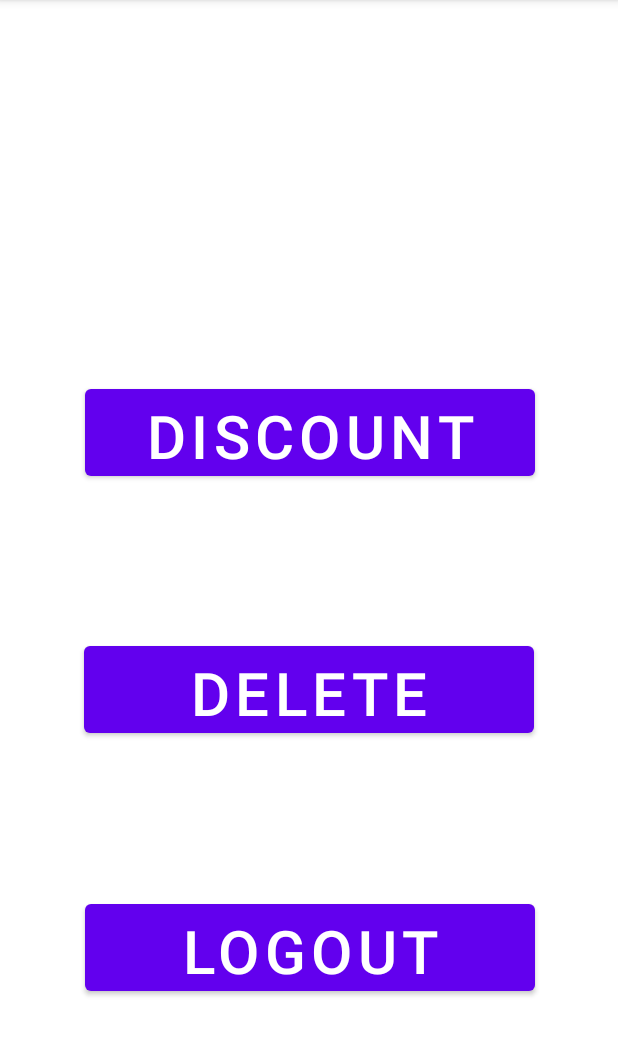
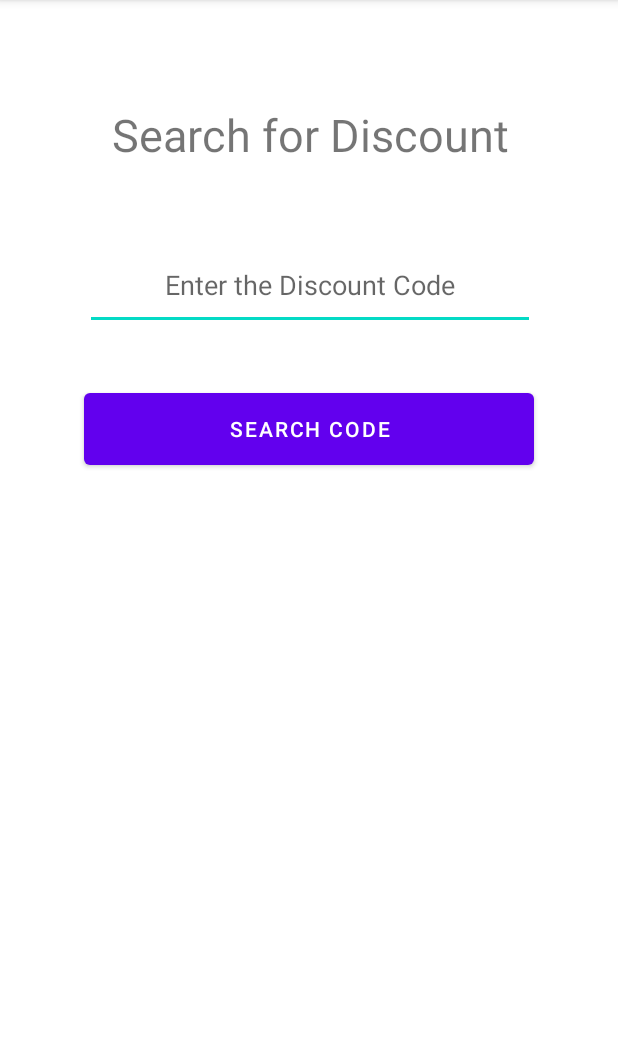
Before and after one commit to 9brian/Food, an Android app: the ProfilePage screen opened directly, with no data from a screen before it, after a tap on "DISCOUNT", on a phone screen of 412 x 824 dp, the part 84-1140 px from its top. Run offline under Robolectric (Android 15) with nearby library versions, the phone set to English and light mode, and no system bars; our stand-ins replace Room's generated code.

Commit message:
Rework Discounts & Predefined

```diff
--- a/app/src/main/AndroidManifest.xml
+++ b/app/src/main/AndroidManifest.xml
@@ -11,6 +11,9 @@
         android:supportsRtl="true"
         android:theme="@style/Theme.FoodFlash"
         tools:targetApi="31">
+        <activity
+            android:name=".DiscountActivity"
+            android:exported="false" />
         <activity
             android:name=".BrowseMenuActivity"
             android:exported="false" />
--- a/app/src/main/java/com/example/foodflash/DB/DiscountDAO.java
+++ b/app/src/main/java/com/example/foodflash/DB/DiscountDAO.java
@@ -3,9 +3,11 @@ package com.example.foodflash.DB;
 import androidx.room.Dao;
 import androidx.room.Delete;
 import androidx.room.Insert;
+import androidx.room.Query;
 import androidx.room.Update;
 
 import com.example.foodflash.Discount;
+import com.example.foodflash.Item;
 
 @Dao
 public interface DiscountDAO {
@@ -18,4 +20,7 @@ public interface DiscountDAO {
 
     @Delete
     void delete(Discount discount);
+
+    @Query("SELECT * FROM " + AppDataBase.DISCOUNT_TABLE + " WHERE mDiscountCode = :discountCode")
+    Discount getDiscountByCode(String discountCode);
 }
--- /dev/null
+++ b/app/src/main/java/com/example/foodflash/DiscountActivity.java
@@ -0,0 +1,98 @@
+package com.example.foodflash;
+
+import androidx.appcompat.app.AppCompatActivity;
+import androidx.room.Room;
+
+import android.content.Context;
+import android.content.Intent;
+import android.os.Bundle;
+import android.util.Log;
+import android.view.View;
+import android.widget.Button;
+import android.widget.EditText;
+import android.widget.TextView;
+
+import com.example.foodflash.DB.AppDataBase;
+import com.example.foodflash.DB.DiscountDAO;
+import com.example.foodflash.DB.UserDAO;
+import com.example.foodflash.databinding.ActivityDiscountBinding;
+
+public class DiscountActivity extends AppCompatActivity {
+    TextView discountTitlePage;
+    EditText discountSearch;
+    Button searchDiscountButton;
+    TextView resultSearch;
+    DiscountDAO mDiscountDAO;
+    UserDAO mUserDAO;
+    Discount mSpecificDiscount;
+    ActivityDiscountBinding binding;
+
+    @Override
+    protected void onCreate(Bundle savedInstanceState) {
+        super.onCreate(savedInstanceState);
+        setContentView(R.layout.activity_discount);
+
+        binding = ActivityDiscountBinding.inflate(getLayoutInflater());
+        setContentView(binding.getRoot());
+
+        discountTitlePage = binding.discountTitleTextview;
+        discountSearch = binding.discountCodeEdittext;
+        searchDiscountButton = binding.deleteItemFoundButton;
+        resultSearch = binding.displayDiscountSearchConfirmation;
+
+        mDiscountDAO = Room.databaseBuilder(this, AppDataBase.class, AppDataBase.DATABASE_NAME)
+                .allowMainThreadQueries().build().DiscountDAO();
+        mUserDAO = Room.databaseBuilder(this, AppDataBase.class, AppDataBase.DATABASE_NAME)
+                .allowMainThreadQueries().build().UserDAO();
+
+
+
+
+        searchDiscountButton.setOnClickListener(new View.OnClickListener() {
+            @Override
+            public void onClick(View view) {
+                String search = discountSearch.getText().toString();
+                Intent intent = getIntent();
+                String name = intent.getStringExtra("name");
+
+                User foundUser = mUserDAO.getUserByName(name);
+                Log.d("foundUser", foundUser.toString());
+
+//                Log.d("profile", name);
+                if(searchForDiscount(search)){
+                    mSpecificDiscount = mDiscountDAO.getDiscountByCode(search);
+                    resultSearch.setText(mSpecificDiscount.toString());
+
+                    int discountId = mSpecificDiscount.getDiscountId();
+                    foundUser.setDiscountId(discountId);
+
+                    mUserDAO.update(foundUser);
+
+                } else {
+                    resultSearch.setText("No discounts found!");
+                }
+            }
+        });
+
+        searchDiscountButton.setOnLongClickListener(new View.OnLongClickListener() {
+            @Override
+            public boolean onLongClick(View view) {
+                String search = discountSearch.getText().toString();
+                Discount newDiscount = new Discount(search, 0.5);
+                Log.d("tagging", "should work");
+                mDiscountDAO.insert(newDiscount);
+                return false;
+            }
+        });
+
+
+    }
+    private boolean searchForDiscount(String discountCode){
+//        mSpecificDiscount =
+        return mDiscountDAO.getDiscountByCode(discountCode) != null;
+    }
+    public static Intent getIntent(Context context){
+        Intent intent = new Intent(context, DiscountActivity.class);
+        return intent;
+    }
+}
--- a/app/src/main/java/com/example/foodflash/ProfilePage.java
+++ b/app/src/main/java/com/example/foodflash/ProfilePage.java
@@ -64,6 +64,14 @@ public class ProfilePage extends AppCompatActivity {
             @Override
             public void onClick(View view) {
 
+            //      https://www.geeksforgeeks.org/how-to-send-data-from-one-activity-to-second-activity-in-android/
+            //      Manual intent bc changing the function would break the activity
+
+                Intent intent =  new Intent(getApplicationContext(), DiscountActivity.class);
+                intent.putExtra("name", name);
+                startActivity(intent);
+//                Intent intent = DiscountActivity.getIntent(getApplicationContext());
+//                startActivity(intent);
             }
         });
 
--- a/app/src/main/java/com/example/foodflash/SignUpActivity.java
+++ b/app/src/main/java/com/example/foodflash/SignUpActivity.java
@@ -226,7 +226,7 @@ public class SignUpActivity extends AppCompatActivity {
     private void submitUserInfo(){
         String username = mUsername.getText().toString();
         String password = mPassword.getText().toString();
-        String discounter = "1";
+        int discounter = 1;
         boolean isAdmin = false;
 
         User user = new User(username, password, discounter, isAdmin);
@@ -237,7 +237,7 @@ public class SignUpActivity extends AppCompatActivity {
     private void submitAdminInfo(){
         String username = mUsername.getText().toString();
         String password = mPassword.getText().toString();
-        String discounter = "1";
+        int discounter = 1;
         boolean isAdmin = true;
 
         User admin = new User(username, password, discounter, isAdmin);
--- /dev/null
+++ b/app/src/main/res/layout/activity_discount.xml
@@ -0,0 +1,53 @@
+<?xml version="1.0" encoding="utf-8"?>
+<androidx.constraintlayout.widget.ConstraintLayout xmlns:android="http://schemas.android.com/apk/res/android"
+    xmlns:app="http://schemas.android.com/apk/res-auto"
+    xmlns:tools="http://schemas.android.com/tools"
+    android:layout_width="match_parent"
+    android:layout_height="match_parent"
+    tools:context=".DiscountActivity">
+
+    <TextView
+        android:id="@+id/discount_title_textview"
+        android:layout_width="300dp"
+        android:layout_height="60dp"
+        android:layout_marginTop="60dp"
+        android:gravity="center"
+        android:text="Search for Discount"
+        android:textSize="30dp"
+        app:layout_constraintEnd_toEndOf="parent"
+        app:layout_constraintHorizontal_bias="0.504"
+        app:layout_constraintStart_toStartOf="parent"
+        app:layout_constraintTop_toTopOf="parent" />
+
+    <EditText
+        android:id="@+id/discount_code_edittext"
+        android:layout_width="300dp"
+        android:layout_height="60dp"
+        android:layout_marginTop="40dp"
+        android:gravity="center"
+        android:hint="Enter the Discount Code"
+        app:layout_constraintEnd_toEndOf="parent"
+        app:layout_constraintHorizontal_bias="0.504"
+        app:layout_constraintStart_toStartOf="parent"
+        app:layout_constraintTop_toBottomOf="@id/discount_title_textview" />
+
+    <Button
+        android:id="@+id/delete_item_found_button"
+        android:layout_width="300dp"
+        android:layout_height="60dp"
+        android:layout_marginTop="36dp"
+        android:text="Search Code"
+        app:layout_constraintEnd_toEndOf="parent"
+        app:layout_constraintStart_toStartOf="parent"
+        app:layout_constraintTop_toBottomOf="@id/discount_code_edittext" />
+
+    <TextView
+        android:id="@+id/display_discount_search_confirmation"
+        android:layout_width="300dp"
+        android:layout_height="300dp"
+        app:layout_constraintStart_toStartOf="parent"
+        app:layout_constraintEnd_toEndOf="parent"
+        app:layout_constraintTop_toBottomOf="@id/delete_item_found_button"
+        app:layout_constraintBottom_toBottomOf="parent"/>
+
+</androidx.constraintlayout.widget.ConstraintLayout>
```
Also changed, not shown: app/src/main/java/com/example/foodflash/Discount.java (+11 -9 lines), app/src/main/java/com/example/foodflash/MainActivity.java (+46 -0 lines), app/src/main/java/com/example/foodflash/User.java (+5 -5 lines), 1 other file.
